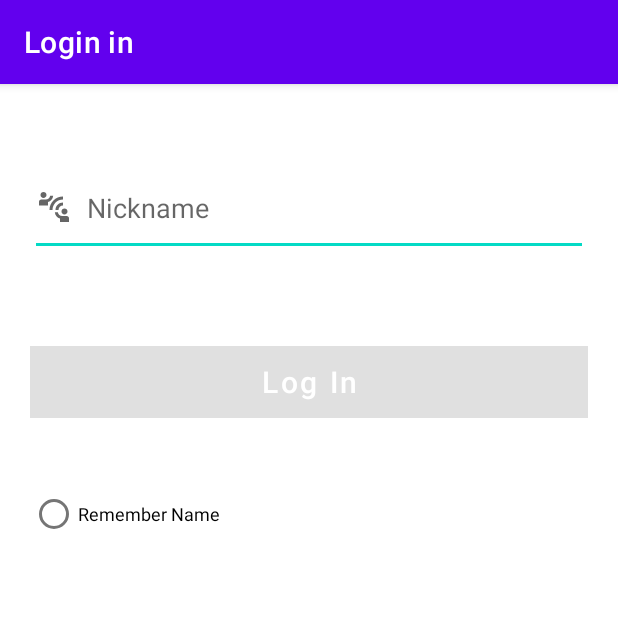
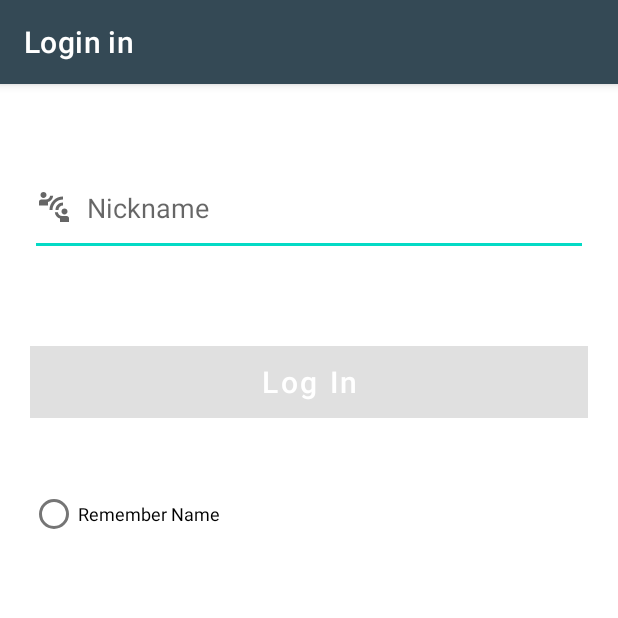
Before and after one commit to HryzhukKyrylo/TestTask5, an Android app: the screen it shows after launch (MainActivity), on a phone screen of 412 x 824 dp, the top half of it. Run offline under Robolectric (Android 15) with nearby library versions, the phone set to English and light mode, and no system bars; our stand-ins replace Dagger/Hilt's generated code, navigation-ui.

Commit message:
change person icon

```diff
--- a/app/src/main/res/layout/fragment_chat_screen.xml
+++ b/app/src/main/res/layout/fragment_chat_screen.xml
@@ -10,7 +10,7 @@
         android:id="@+id/toolbar"
         android:layout_width="match_parent"
         android:layout_height="?attr/actionBarSize"
-        android:background="#314CAF50"
+        android:background="?attr/colorPrimary"
         app:layout_constraintEnd_toEndOf="parent"
         app:layout_constraintStart_toStartOf="parent"
         app:layout_constraintTop_toTopOf="parent">
@@ -26,7 +26,7 @@
                 app:layout_constraintStart_toStartOf="parent"
                 app:layout_constraintTop_toTopOf="parent"
                 tools:ignore="ContentDescription"
-                android:src="@drawable/ic_chat_person" />
+                android:src="@drawable/ic_incognito" />
 
             <TextView
                 android:id="@+id/nameUserView"
@@ -34,6 +34,8 @@
                 android:layout_height="wrap_content"
                 android:layout_marginStart="8dp"
                 android:text="@string/hint_NickName"
+                android:textSize="20sp"
+                android:textStyle="bold"
                 app:layout_constraintBottom_toBottomOf="parent"
                 app:layout_constraintStart_toEndOf="@+id/imageUser"
                 app:layout_constraintTop_toTopOf="parent" />
--- a/app/src/main/res/layout/item_list.xml
+++ b/app/src/main/res/layout/item_list.xml
@@ -35,7 +35,7 @@
                 app:layout_constraintBottom_toBottomOf="parent"
                 app:layout_constraintStart_toStartOf="parent"
                 app:layout_constraintTop_toTopOf="parent"
-                app:srcCompat="@drawable/ic_chat_person" />
+                app:srcCompat="@drawable/ic_incognito" />
 
             <TextView
                 android:id="@+id/nameTextView"
--- a/app/src/main/res/values/colors.xml
+++ b/app/src/main/res/values/colors.xml
@@ -1,12 +1,12 @@
 <?xml version="1.0" encoding="utf-8"?>
 <resources>
-    <color name="purple_200">#FFBB86FC</color>
-    <color name="purple_500">#FF6200EE</color>
-    <color name="purple_700">#FF3700B3</color>
+    <color name="purple_200">#4A6572</color>
+    <color name="purple_500">#344955</color>
+    <color name="purple_700">#232F34</color>
     <color name="teal_200">#FF03DAC5</color>
     <color name="teal_700">#FF018786</color>
     <color name="black">#FF000000</color>
-    <color name="white">#FFFFFFFF</color>
+    <color name="white">#F9AA33</color>
 
     <color name="colorDefault">#9e9e9e</color>
     <color name="colordarkblue">#00008b</color>
```
Also changed, not shown: app/src/main/java/com/natife/testtask5/ui/listusersscreen/ListUsersScreenFragment.kt (+0 -7 lines), app/src/main/res/drawable-v24/ic_chat_person.jpg (deleted), app/src/main/res/drawable/ic_incognito.png (added).
